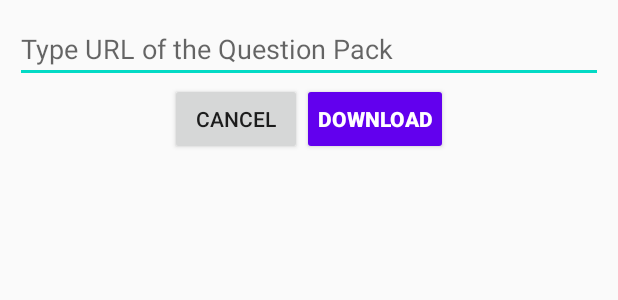
After one commit to vaclav/zkousec, an Android app: the layout url_dialog.xml on its own in the app's theme, with its tools: preview values and no code run, on a phone screen of 412 x 824 dp. The commit adds this screen. Shown: the top 300 px of the screen. Run offline under Robolectric (Android 15) with nearby library versions, the phone set to English and light mode, and no system bars.

Commit message:
Dialog...getting URL from the user
+ TODO notes

```diff
--- a/app/src/main/java/cz/dobris/zkousec/MainActivity.kt
+++ b/app/src/main/java/cz/dobris/zkousec/MainActivity.kt
@@ -3,12 +3,17 @@ package cz.dobris.zkousec
 import android.content.Intent
 import android.graphics.Color
 import android.os.Bundle
+import android.view.LayoutInflater
 import android.view.View
 import android.widget.ArrayAdapter
 import android.widget.Button
 import android.widget.ListView
+import android.widget.Toast
+import androidx.appcompat.app.AlertDialog
 import androidx.appcompat.app.AppCompatActivity
 import kotlinx.android.synthetic.main.activity_main.*
+import kotlinx.android.synthetic.main.url_dialog.*
+import kotlinx.android.synthetic.main.url_dialog.view.*
 import org.w3c.dom.Text
 
 
@@ -17,8 +22,10 @@ class MainActivity : AppCompatActivity() {
         super.onCreate(savedInstanceState)
         setContentView(R.layout.activity_main)
 
+        // TODO: Add button and img to each item in the list
+        // TODO: Make possible to delete Question Packs from MainActivity
+
         val listOfFiles = Storage.listQFiles(this)
-
         val arrayAdapter: ArrayAdapter<String> = ArrayAdapter(
             this, android.R.layout.simple_list_item_1, listOfFiles
         )
@@ -27,12 +34,33 @@ class MainActivity : AppCompatActivity() {
             QuestionPacksOnTheDeviceText.text = "No question packs installed yet!"
             QuestionPacksOnTheDeviceText.setTextColor(Color.RED)
         }
-
         listOfButtons.setOnItemClickListener { adapterView, view, position, id ->
             val intent = Intent (this, QuestionPackSetup::class.java)
             startActivity (intent)
         }
 
 
+        //This part of code shows dialog to user with text field for downloading Question Pack from URL.
+        //URL is saved in "urlByUser"
+        addQuestionPackButton.setOnClickListener{
+            val mDialogView = LayoutInflater.from(this).inflate(R.layout.url_dialog, null)
+            val downloadDialog = AlertDialog.Builder(this)
+                .setView(mDialogView)
+                .setTitle("Download Question Pack")
+                val downloadDialogShown = downloadDialog.show()
+
+            downloadDialogShown.getUrlButton.setOnClickListener {
+                val urlByUser = mDialogView.getUrlEditText.text.toString()
+                // TODO: Some how download files from URL to the device
+                downloadDialogShown.dismiss()
+                //Toast.makeText(this,urlByUser,Toast.LENGTH_SHORT).show()
+            }
+            downloadDialogShown.getUrlCancelButton.setOnClickListener {
+                downloadDialogShown.dismiss()
+            }
+
+
+        }
+
     }
 }
--- a/app/src/main/res/layout/activity_main.xml
+++ b/app/src/main/res/layout/activity_main.xml
@@ -13,6 +13,8 @@
         android:layout_marginTop="32dp"
         android:text="Add question pack"
         android:textStyle="bold"
+        android:textColor="@android:color/white"
+        android:backgroundTint="@color/colorPrimary"
         app:layout_constraintEnd_toEndOf="parent"
         app:layout_constraintStart_toStartOf="parent"
         app:layout_constraintTop_toTopOf="parent" />
--- /dev/null
+++ b/app/src/main/res/layout/url_dialog.xml
@@ -0,0 +1,41 @@
+<?xml version="1.0" encoding="utf-8"?>
+<LinearLayout
+    xmlns:android="http://schemas.android.com/apk/res/android"
+    android:layout_width="match_parent"
+    android:layout_height="match_parent"
+    android:orientation="vertical"
+    android:padding="10dp">
+
+    <EditText
+        android:id="@+id/getUrlEditText"
+        android:layout_width="match_parent"
+        android:layout_height="wrap_content"
+        android:inputType="text"
+        android:hint="Type URL of the Question Pack"/>
+
+    <LinearLayout
+        android:layout_width="match_parent"
+        android:layout_height="wrap_content"
+        android:orientation="horizontal"
+        android:gravity="center">
+
+            <Button
+                android:padding="10dp"
+                android:id="@+id/getUrlCancelButton"
+                android:layout_width="wrap_content"
+                android:layout_height="wrap_content"
+                android:text="Cancel"/>
+            <Button
+                android:padding="10dp"
+                android:id="@+id/getUrlButton"
+                android:layout_width="wrap_content"
+                android:layout_height="wrap_content"
+                android:backgroundTint="@color/colorPrimary"
+                android:textColor="@android:color/white"
+                android:textStyle="bold"
+                android:text="Download"/>
+
+    </LinearLayout>
+
+
+</LinearLayout>
```
